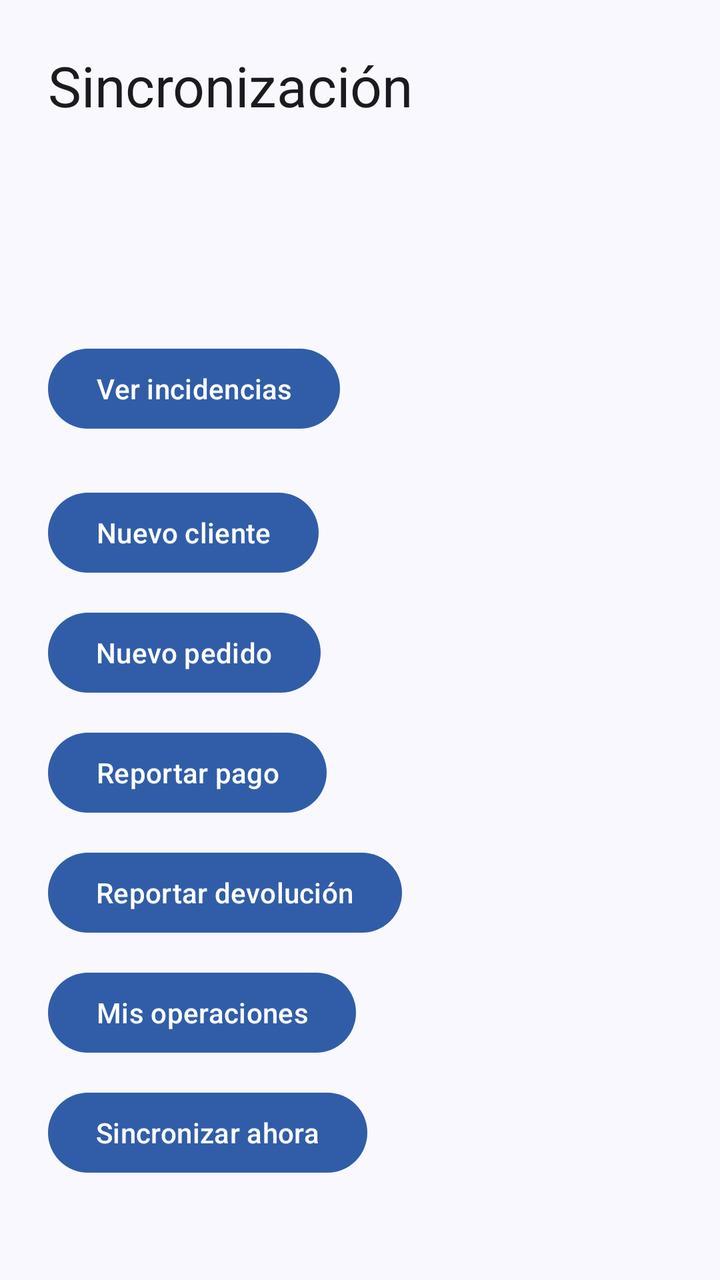
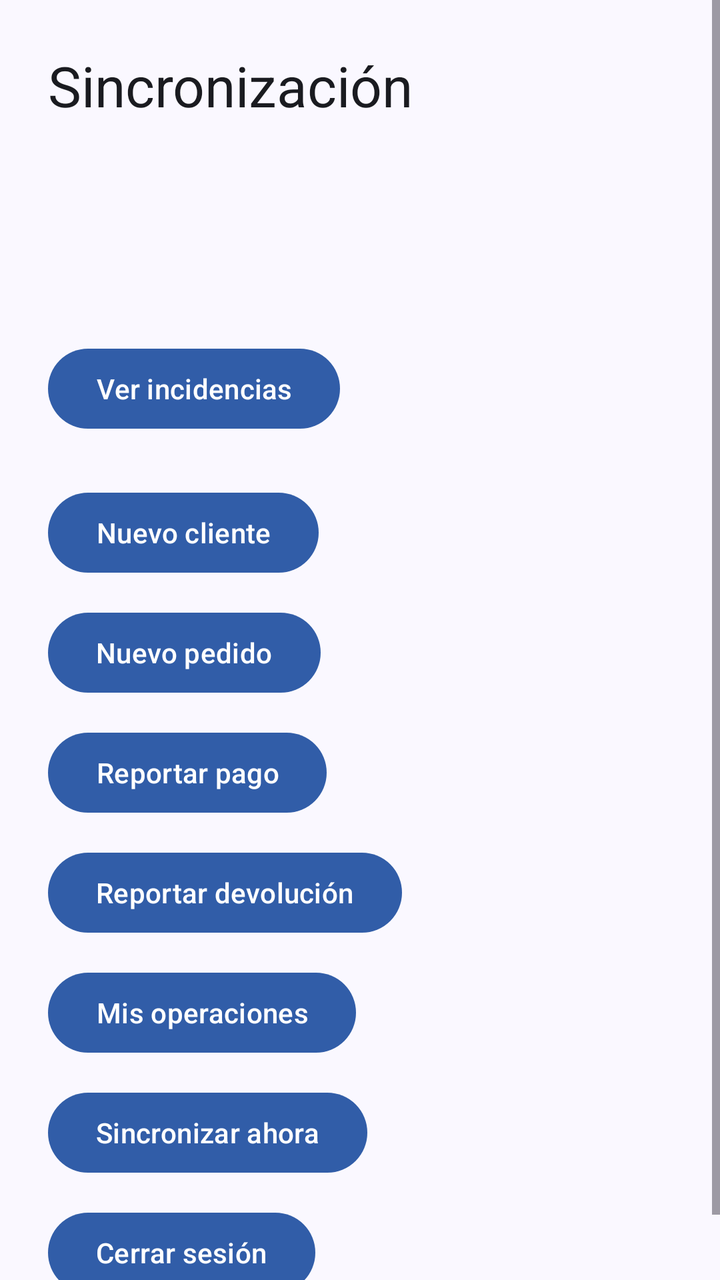

Screens rendered from an Android XML layout before and after an edit, with the pre-edit source and the edit as a unified diff.
<!-- AndroidManifest.xml: application theme Theme.CatalogDigital -->
<!-- res/layout/activity_main.xml -->
<?xml version="1.0" encoding="utf-8"?>
<LinearLayout xmlns:android="http://schemas.android.com/apk/res/android"
    android:layout_width="match_parent"
    android:layout_height="match_parent"
    android:orientation="vertical"
    android:padding="24dp">

    <TextView
        android:layout_width="wrap_content"
        android:layout_height="wrap_content"
        android:text="@string/sync_title"
        android:textAppearance="?attr/textAppearanceHeadlineMedium" />

    <TextView android:id="@+id/pendingCount" android:layout_width="wrap_content" android:layout_height="wrap_content" android:layout_marginTop="24dp" />
    <TextView android:id="@+id/conflictCount" android:layout_width="wrap_content" android:layout_height="wrap_content" android:layout_marginTop="8dp" />
    <TextView android:id="@+id/rejectedCount" android:layout_width="wrap_content" android:layout_height="wrap_content" android:layout_marginTop="8dp" />

    <com.google.android.material.button.MaterialButton
        android:id="@+id/viewSyncIssues"
        android:layout_width="wrap_content"
        android:layout_height="wrap_content"
        android:layout_marginTop="12dp"
        android:text="@string/sync_issues_action" />

    <com.google.android.material.button.MaterialButton
        android:id="@+id/createCustomer"
        android:layout_width="wrap_content"
        android:layout_height="wrap_content"
        android:layout_marginTop="24dp"
        android:text="@string/customer_create_title" />

    <com.google.android.material.button.MaterialButton
        android:id="@+id/createOrder"
        android:layout_width="wrap_content"
        android:layout_height="wrap_content"
        android:layout_marginTop="12dp"
        android:text="@string/order_create_title" />

    <com.google.android.material.button.MaterialButton
        android:id="@+id/createPayment"
        android:layout_width="wrap_content"
        android:layout_height="wrap_content"
        android:layout_marginTop="12dp"
        android:text="@string/payment_create_title" />

    <com.google.android.material.button.MaterialButton
        android:id="@+id/createReturn"
        android:layout_width="wrap_content"
        android:layout_height="wrap_content"
        android:layout_marginTop="12dp"
        android:text="@string/return_create_title" />

    <com.google.android.material.button.MaterialButton
        android:id="@+id/viewOperations"
        android:layout_width="wrap_content"
        android:layout_height="wrap_content"
        android:layout_marginTop="12dp"
        android:text="@string/business_documents_title" />

    <com.google.android.material.button.MaterialButton
        android:id="@+id/syncNow"
        android:layout_width="wrap_content"
        android:layout_height="wrap_content"
        android:layout_marginTop="12dp"
        android:text="@string/sync_now" />
</LinearLayout>
<!-- resources referenced by this layout -->
<resources>
  <string name="business_documents_title">Mis operaciones</string>
  <string name="customer_create_title">Nuevo cliente</string>
  <string name="order_create_title">Nuevo pedido</string>
  <string name="payment_create_title">Reportar pago</string>
  <string name="return_create_title">Reportar devolución</string>
  <string name="sync_issues_action">Ver incidencias</string>
  <string name="sync_now">Sincronizar ahora</string>
  <string name="sync_title">Sincronización</string>
  <style name="Theme.CatalogDigital" parent="Theme.Material3.DayNight.NoActionBar">
          <item name="colorPrimary">@color/catalog_primary</item>
          <item name="colorOnPrimary">@color/catalog_on_primary</item>
          <item name="android:colorBackground">@color/catalog_background</item>
          <item name="android:textColor">@color/catalog_on_background</item>
      </style>
  <color name="catalog_primary">#315DA8</color>
  <color name="catalog_on_primary">#FFFFFF</color>
  <color name="catalog_background">#FAF8FF</color>
  <color name="catalog_on_background">#1A1B20</color>
</resources>

<!-- the commit's change to res/layout/activity_main.xml (unified diff, before → after) -->
@@ -1,7 +1,11 @@
 <?xml version="1.0" encoding="utf-8"?>
-<LinearLayout xmlns:android="http://schemas.android.com/apk/res/android"
+<ScrollView xmlns:android="http://schemas.android.com/apk/res/android"
     android:layout_width="match_parent"
-    android:layout_height="match_parent"
+    android:layout_height="match_parent">
+
+<LinearLayout
+    android:layout_width="match_parent"
+    android:layout_height="wrap_content"
     android:orientation="vertical"
     android:padding="24dp">
 
@@ -63,4 +67,12 @@
         android:layout_height="wrap_content"
         android:layout_marginTop="12dp"
         android:text="@string/sync_now" />
+
+    <com.google.android.material.button.MaterialButton
+        android:id="@+id/logout"
+        android:layout_width="wrap_content"
+        android:layout_height="wrap_content"
+        android:layout_marginTop="12dp"
+        android:text="@string/logout_action" />
 </LinearLayout>
+</ScrollView>
<!-- resource entries referenced after the edit -->
@@ -2,6 +2,7 @@
 <resources>
   <string name="business_documents_title">Mis operaciones</string>
   <string name="customer_create_title">Nuevo cliente</string>
+  <string name="logout_action">Cerrar sesión</string>
   <string name="order_create_title">Nuevo pedido</string>
   <string name="payment_create_title">Reportar pago</string>
   <string name="return_create_title">Reportar devolución</string>
